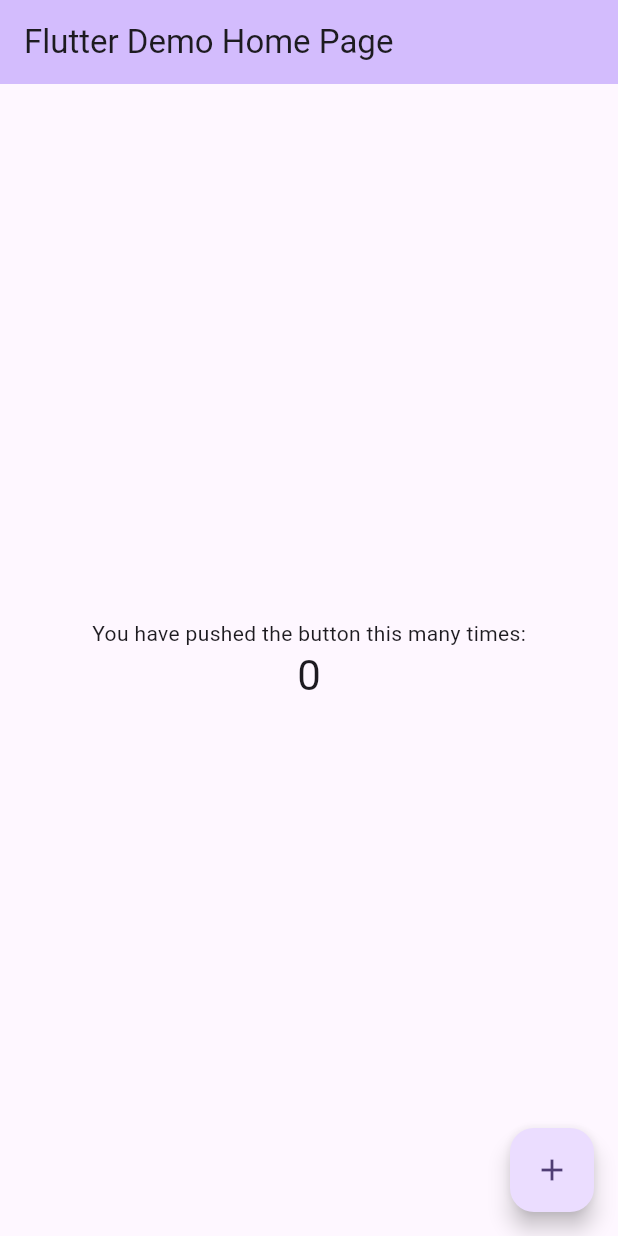
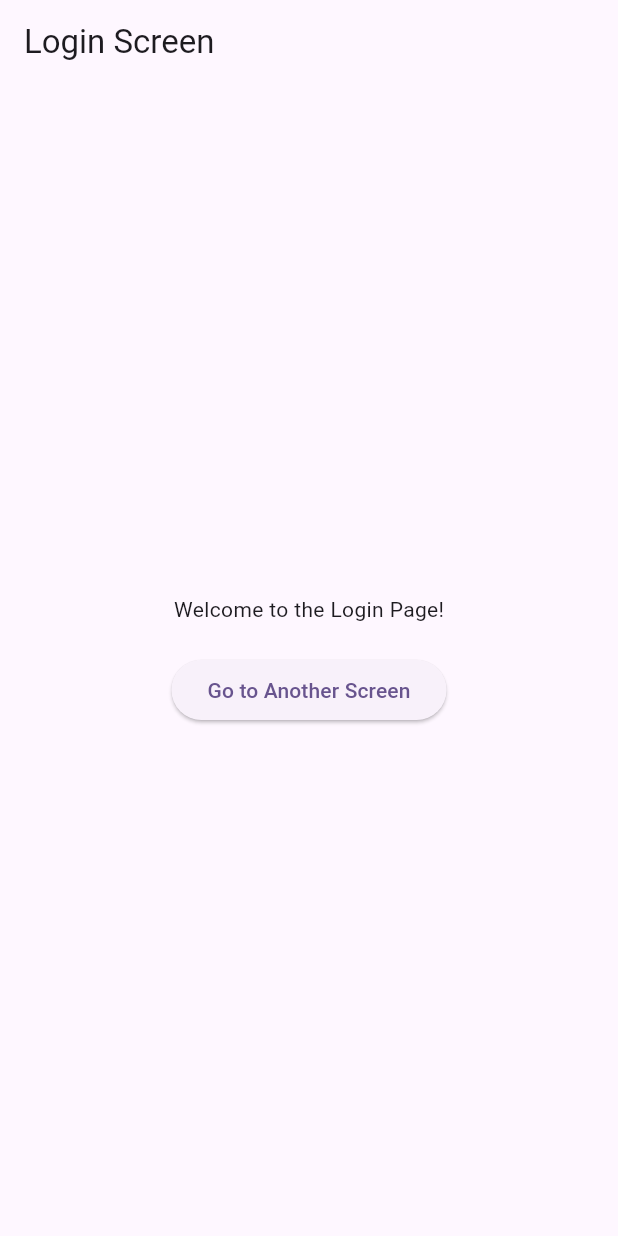
Before and after one commit to SankariKolanchi/hrms, a Flutter app: the screen it shows after launch, on a phone screen of 412 x 824 dp. Run offline on Flutter 3.47's test engine with Material 3 defaults, Android fonts, the phone set to English and light mode, and no system bars.

```diff
--- a/lib/main.dart
+++ b/lib/main.dart
@@ -1,4 +1,7 @@
 import 'package:flutter/material.dart';
+import 'package:hrms/views/screens/login_page.dart';
+
+import 'views/screens/splash_screen.dart';
 
 void main() {
   runApp(const MyApp());
@@ -11,115 +14,14 @@ class MyApp extends StatelessWidget {
   @override
   Widget build(BuildContext context) {
     return MaterialApp(
-      title: 'Flutter Demo',
+      title: 'HRMS',
+      debugShowCheckedModeBanner: false,
       theme: ThemeData(
-        // This is the theme of your application.
-        //
-        // TRY THIS: Try running your application with "flutter run". You'll see
-        // the application has a purple toolbar. Then, without quitting the app,
-        // try changing the seedColor in the colorScheme below to Colors.green
-        // and then invoke "hot reload" (save your changes or press the "hot
-        // reload" button in a Flutter-supported IDE, or press "r" if you used
-        // the command line to start the app).
-        //
-        // Notice that the counter didn't reset back to zero; the application
-        // state is not lost during the reload. To reset the state, use hot
-        // restart instead.
-        //
-        // This works for code too, not just values: Most code changes can be
-        // tested with just a hot reload.
+
         colorScheme: ColorScheme.fromSeed(seedColor: Colors.deepPurple),
         useMaterial3: true,
       ),
-      home: const MyHomePage(title: 'Flutter Demo Home Page'),
+      home:const SplashScreen(),
     );
   }
 }
-
-class MyHomePage extends StatefulWidget {
-  const MyHomePage({super.key, required this.title});
-
-  // This widget is the home page of your application. It is stateful, meaning
-  // that it has a State object (defined below) that contains fields that affect
-  // how it looks.
-
-  // This class is the configuration for the state. It holds the values (in this
-  // case the title) provided by the parent (in this case the App widget) and
-  // used by the build method of the State. Fields in a Widget subclass are
-  // always marked "final".
-
-  final String title;
-
-  @override
-  State<MyHomePage> createState() => _MyHomePageState();
-}
-
-class _MyHomePageState extends State<MyHomePage> {
-  int _counter = 0;
-
-  void _incrementCounter() {
-    setState(() {
-      // This call to setState tells the Flutter framework that something has
-      // changed in this State, which causes it to rerun the build method below
-      // so that the display can reflect the updated values. If we changed
-      // _counter without calling setState(), then the build method would not be
-      // called again, and so nothing would appear to happen.
-      _counter++;
-    });
-  }
-
-  @override
-  Widget build(BuildContext context) {
-    // This method is rerun every time setState is called, for instance as done
-    // by the _incrementCounter method above.
-    //
-    // The Flutter framework has been optimized to make rerunning build methods
-    // fast, so that you can just rebuild anything that needs updating rather
-    // than having to individually change instances of widgets.
-    return Scaffold(
-      appBar: AppBar(
-        // TRY THIS: Try changing the color here to a specific color (to
-        // Colors.amber, perhaps?) and trigger a hot reload to see the AppBar
-        // change color while the other colors stay the same.
-        backgroundColor: Theme.of(context).colorScheme.inversePrimary,
-        // Here we take the value from the MyHomePage object that was created by
-        // the App.build method, and use it to set our appbar title.
-        title: Text(widget.title),
-      ),
-      body: Center(
-        // Center is a layout widget. It takes a single child and positions it
-        // in the middle of the parent.
-        child: Column(
-          // Column is also a layout widget. It takes a list of children and
-          // arranges them vertically. By default, it sizes itself to fit its
-          // children horizontally, and tries to be as tall as its parent.
-          //
-          // Column has various properties to control how it sizes itself and
-          // how it positions its children. Here we use mainAxisAlignment to
-          // center the children vertically; the main axis here is the vertical
-          // axis because Columns are vertical (the cross axis would be
-          // horizontal).
-          //
-          // TRY THIS: Invoke "debug painting" (choose the "Toggle Debug Paint"
-          // action in the IDE, or press "p" in the console), to see the
-          // wireframe for each widget.
-          mainAxisAlignment: MainAxisAlignment.center,
-          children: <Widget>[
-            const Text(
-              'You have pushed the button this many times:',
-            ),
-            Text(
-              '$_counter',
-              style: Theme.of(context).textTheme.headlineMedium,
-            ),
-          ],
-        ),
-      ),
-      floatingActionButton: FloatingActionButton(
-        onPressed: _incrementCounter,
-        tooltip: 'Increment',
-        child: const Icon(Icons.add),
-      ), // This trailing comma makes auto-formatting nicer for build methods.
-    );
-  }
-}
--- a/lib/views/screens/splash_screen.dart
+++ b/lib/views/screens/splash_screen.dart
@@ -1,7 +1,11 @@
 import 'package:flutter/material.dart';
 import 'dart:async';
 
+import 'package:hrms/views/screens/login_page.dart';
+
 class SplashScreen extends StatefulWidget {
+  const SplashScreen({Key? key}) : super(key: key);
+
   @override
   _SplashScreenState createState() => _SplashScreenState();
 }
@@ -11,12 +15,12 @@ class _SplashScreenState extends State<SplashScreen> {
   void initState() {
     super.initState();
 
-    // Set the duration of the splash screen
-    Timer(Duration(seconds: 3), () {
-      // Navigate to the next screen after the splash screen duration
+    Timer(const Duration(seconds: 3), () {
       Navigator.pushReplacement(
         context,
-        MaterialPageRoute(builder: (context) => HomeScreen()),
+        MaterialPageRoute(
+          builder: (context) => const LoginScreen(),
+        ),
       );
     });
   }
@@ -24,13 +28,13 @@ class _SplashScreenState extends State<SplashScreen> {
   @override
   Widget build(BuildContext context) {
     return Scaffold(
-      // You can customize the appearance of your splash screen here
       body: Center(
-        child: Text(
-          'Your App Name',
-          style: TextStyle(
-            fontSize: 24.0,
-            fontWeight: FontWeight.bold,
+        child: Hero(
+          tag: 'splash_image',
+          child: Image.asset(
+            'assets/images/risolutor.jpg',
+            width: 200.0,
+            height: 200.0,
           ),
         ),
       ),
@@ -38,15 +42,35 @@ class _SplashScreenState extends State<SplashScreen> {
   }
 }
 
-class HomeScreen extends StatelessWidget {
+class LoginScreen extends StatelessWidget {
+  const LoginScreen({Key? key}) : super(key: key);
+
   @override
   Widget build(BuildContext context) {
     return Scaffold(
       appBar: AppBar(
-        title: Text('Home Screen'),
+        title: const Text('Login Screen'),
       ),
       body: Center(
-        child: Text('Welcome to your app!'),
+        child: Column(
+          mainAxisAlignment: MainAxisAlignment.center,
+          children: [
+            const Text('Welcome to the Login Page!'),
+            const SizedBox(height: 20),
+            ElevatedButton(
+              onPressed: () {
+                // Use Navigator to navigate to the LoginPage
+                Navigator.push(
+                  context,
+                  MaterialPageRoute(
+                    builder: (context) => const LoginPage(),
+                  ),
+                );
+              },
+              child: const Text('Go to Another Screen'),
+            ),
+          ],
+        ),
       ),
     );
   }
--- a/pubspec.yaml
+++ b/pubspec.yaml
@@ -64,8 +64,8 @@ flutter:
 
   # To add assets to your application, add an assets section, like this:
   assets:
-     assets/fonts/images/
-
+    - assets/fonts/
+    - assets/images/
 
   # An image asset can refer to one or more resolution-specific "variants", see
   # https://flutter.dev/assets-and-images/#resolution-aware
```
Also changed, not shown: lib/views/screens/button.dart (added, +25 -0 lines), lib/views/screens/header.dart (added, +24 -0 lines), lib/views/screens/input_wrapper.dart (added, +34 -0 lines), lib/views/screens/inputfield.dart (added, +43 -0 lines), lib/views/screens/login_page.dart (added, +41 -0 lines), assets/fonts/Roboto-BlackItalic.ttf (deleted), assets/fonts/Roboto-BoldItalic.ttf (deleted), assets/fonts/Roboto-Italic.ttf (deleted), assets/fonts/Roboto-LightItalic.ttf (deleted), assets/fonts/Roboto-MediumItalic.ttf (deleted), assets/fonts/Roboto-ThinItalic.ttf (deleted).
